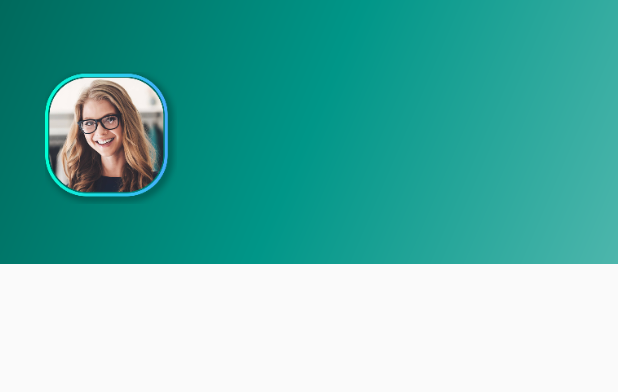
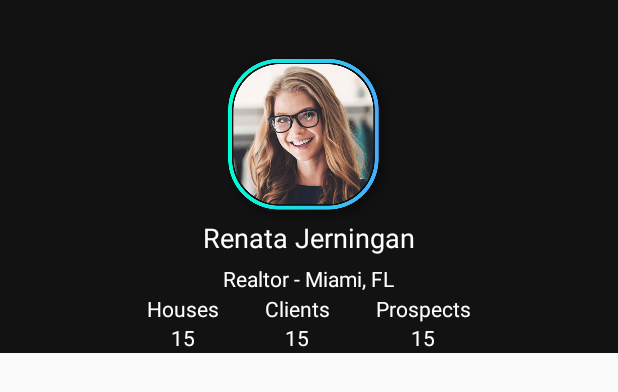
Before and after one commit to Tarf1233/MyApplication, an Android app: the layout nav_header_main.xml on its own in the app's theme, with its tools: preview values and no code run, on a phone screen of 412 x 824 dp. Shown: the top 392 px of the screen. Run offline under Robolectric (Android 15) with nearby library versions, the phone set to English and light mode, and no system bars.

Commit message:
custom drawer 50%

```diff
--- a/app/src/main/AndroidManifest.xml
+++ b/app/src/main/AndroidManifest.xml
@@ -7,10 +7,11 @@
     <uses-permission android:name="android.permission.GET_ACCOUNTS" />
     <uses-permission android:name="android.permission.READ_PROFILE" />
     <uses-permission android:name="android.permission.READ_CONTACTS" />
+    <uses-permission android:name="android.permission.INTERNET" />
 
     <application
         android:allowBackup="true"
-        android:hardwareAccelerated="false"
+        android:hardwareAccelerated="true"
         android:largeHeap="true"
         android:icon="@mipmap/ic_launcher"
         android:label="@string/app_name"
@@ -18,12 +19,15 @@
         android:supportsRtl="true"
         android:theme="@style/AppTheme"
 
+
         >
         <!--android:theme="@style/Theme.AppCompat.DayNight.NoActionBar"-->
         <activity
+            android:screenOrientation="portrait"
             android:name=".fragments.MainFragment"
             android:theme="@style/Theme.AppCompat.NoActionBar" />
         <activity
+            android:screenOrientation="portrait"
             android:name=".activitys.LoginActivity"
             android:configChanges="keyboardHidden|orientation|screenSize"
             android:label="@string/title_activity_login"
@@ -36,15 +40,18 @@
             </intent-filter>
         </activity>
         <activity
+            android:screenOrientation="portrait"
             android:name=".activitys.MainActivity"
             android:label="@string/title_activity_main"
             android:theme="@style/AppTheme.NoActionBar"/>
         <activity
+            android:screenOrientation="portrait"
             android:name=".activitys.CustomerShowActivity"
             android:label="@string/title_activity_customer_show"
             android:theme="@style/MyAppTheme"
             />
         <activity
+            android:screenOrientation="portrait"
             android:name=".activitys.Show360V"
             android:label="@string/show_tour"
             android:theme="@style/MyAppTheme"
--- a/app/src/main/res/layout/activity_main.xml
+++ b/app/src/main/res/layout/activity_main.xml
@@ -20,6 +20,7 @@
         android:layout_gravity="start"
         android:fitsSystemWindows="true"
         app:headerLayout="@layout/nav_header_main"
+
         app:menu="@menu/activity_main_drawer" />
 
 </android.support.v4.widget.DrawerLayout>
--- a/app/src/main/res/layout/activity_show360_v.xml
+++ b/app/src/main/res/layout/activity_show360_v.xml
@@ -31,18 +31,17 @@
     <LinearLayout
         android:id="@+id/linearLayout"
         android:layout_width="0dp"
-        android:layout_height="400dp"
-        android:layout_marginTop="10dp"
+        android:layout_height="450dp"
         android:orientation="vertical"
         app:layout_constraintStart_toStartOf="parent"
         app:layout_constraintTop_toBottomOf="@+id/linearLayout2">
+
         <WebView
             android:id="@+id/webview_show3dvision"
             android:layout_width="match_parent"
             android:layout_height="match_parent"
             app:layout_constraintStart_toStartOf="parent"
-            app:layout_constraintTop_toTopOf="parent">
-        </WebView>
+            app:layout_constraintTop_toTopOf="parent"></WebView>
 
     </LinearLayout>
 
--- a/app/src/main/res/layout/nav_header_main.xml
+++ b/app/src/main/res/layout/nav_header_main.xml
@@ -2,35 +2,122 @@
 <LinearLayout xmlns:android="http://schemas.android.com/apk/res/android"
     xmlns:app="http://schemas.android.com/apk/res-auto"
     android:layout_width="match_parent"
-    android:layout_height="@dimen/nav_header_height"
-    android:background="@drawable/side_nav_bar"
-    android:gravity="bottom"
+    android:layout_height="235dp"
+    android:background="#121212"
+    android:gravity="center_horizontal"
     android:orientation="vertical"
-    android:paddingBottom="@dimen/activity_vertical_margin"
-    android:paddingLeft="@dimen/activity_horizontal_margin"
-    android:paddingRight="@dimen/activity_horizontal_margin"
-    android:paddingTop="@dimen/activity_vertical_margin"
+    android:paddingBottom="0dp"
+    android:paddingLeft="10dp"
+    android:paddingRight="10dp"
+    android:paddingTop="30dp"
+
     android:theme="@style/ThemeOverlay.AppCompat.Dark">
 
     <ImageView
         android:id="@+id/imageView"
         android:layout_width="wrap_content"
         android:layout_height="wrap_content"
+        android:layout_marginTop="0dp"
+        android:adjustViewBounds="false"
         android:contentDescription="@string/nav_header_desc"
+        android:cropToPadding="false"
         android:paddingTop="@dimen/nav_header_vertical_spacing"
         app:srcCompat="@mipmap/profile" />
 
     <TextView
-        android:layout_width="match_parent"
-        android:layout_height="wrap_content"
-        android:paddingTop="@dimen/nav_header_vertical_spacing"
-        android:text="@string/nav_header_title"
-        android:textAppearance="@style/TextAppearance.AppCompat.Body1" />
+        android:layout_width="wrap_content"
+        android:layout_height="30dp"
+        android:paddingTop="0dp"
+        android:text="@string/renata_jerningan"
+        android:textAppearance="@style/TextAppearance.AppCompat.Body1"
+        android:textColor="@android:color/white"
+        android:textSize="8pt" />
 
     <TextView
         android:id="@+id/textView"
         android:layout_width="wrap_content"
+        android:layout_height="20dp"
+        android:text="@string/realtor_miami_fl"
+        android:textColor="@android:color/white" />
+
+    <LinearLayout
+        android:layout_width="match_parent"
         android:layout_height="wrap_content"
-        android:text="@string/nav_header_subtitle" />
+        android:gravity="center_horizontal"
+        android:orientation="horizontal">
+
+        <LinearLayout
+            android:layout_width="wrap_content"
+            android:layout_height="wrap_content"
+            android:gravity="center_horizontal"
+            android:orientation="vertical"
+            android:paddingLeft="15dp"
+            android:paddingRight="15dp">
+
+            <TextView
+                android:id="@+id/textView2"
+                android:layout_width="wrap_content"
+                android:layout_height="wrap_content"
+                android:text="Houses"
+                android:textColor="@android:color/white" />
+
+            <TextView
+                android:id="@+id/textView8"
+                android:layout_width="wrap_content"
+                android:layout_height="wrap_content"
+                android:text="@string/_15"
+                android:textColor="@android:color/white" />
+
+        </LinearLayout>
+
+        <LinearLayout
+            android:layout_width="wrap_content"
+            android:layout_height="wrap_content"
+            android:gravity="center_horizontal"
+            android:orientation="vertical"
+            android:paddingLeft="15dp"
+            android:paddingRight="15dp">
+
+            <TextView
+                android:id="@+id/textView3"
+                android:layout_width="wrap_content"
+                android:layout_height="wrap_content"
+                android:text="Clients"
+                android:textColor="@android:color/white" />
+
+            <TextView
+                android:id="@+id/textView9"
+                android:layout_width="wrap_content"
+                android:layout_height="wrap_content"
+                android:text="@string/_15"
+                android:textColor="@android:color/white" />
+
+        </LinearLayout>
+
+        <LinearLayout
+            android:layout_width="wrap_content"
+            android:layout_height="wrap_content"
+            android:gravity="center_horizontal"
+            android:orientation="vertical"
+            android:paddingLeft="15dp"
+            android:paddingRight="15dp">
+
+            <TextView
+                android:id="@+id/textView4"
+                android:layout_width="wrap_content"
+                android:layout_height="wrap_content"
+                android:text="Prospects"
+                android:textColor="@android:color/white" />
+
+            <TextView
+                android:id="@+id/textView10"
+                android:layout_width="wrap_content"
+                android:layout_height="wrap_content"
+                android:text="@string/_15"
+                android:textColor="@android:color/white" />
+
+        </LinearLayout>
+
+    </LinearLayout>
 
 </LinearLayout>
--- a/app/src/main/res/menu/activity_main_drawer.xml
+++ b/app/src/main/res/menu/activity_main_drawer.xml
@@ -6,33 +6,38 @@
     <group android:checkableBehavior="single">
         <item
             android:id="@+id/nav_camera"
-            android:icon="@drawable/ic_menu_camera"
-            android:title="Import" />
+            android:icon="@drawable/profilee"
+            android:title="My Profile"
+
+            />
         <item
             android:id="@+id/nav_gallery"
-            android:icon="@drawable/ic_menu_gallery"
-            android:title="Gallery" />
+            android:icon="@drawable/notification"
+            android:title="Notifications"
+
+            />
         <item
             android:id="@+id/nav_slideshow"
-            android:icon="@drawable/ic_menu_slideshow"
-            android:title="Slideshow" />
+            android:icon="@drawable/messagess"
+            android:title="Messages" />
         <item
             android:id="@+id/nav_manage"
-            android:icon="@drawable/ic_menu_manage"
-            android:title="Tools" />
+            android:icon="@drawable/settingss"
+            android:title="Settings" />
+
+
+
+
+
+            <item
+                android:id="@+id/nav_send"
+                android:title="Help" />
+            <item
+                android:id="@+id/nav_share"
+                android:icon="@drawable/telefone"
+                android:title="Contact Infinity" />
+
+
     </group>
 
-    <item android:title="Communicate">
-        <menu>
-            <item
-                android:id="@+id/nav_share"
-                android:icon="@drawable/ic_menu_share"
-                android:title="Share" />
-            <item
-                android:id="@+id/nav_send"
-                android:icon="@drawable/ic_menu_send"
-                android:title="Send" />
-        </menu>
-    </item>
-
 </menu>
```
